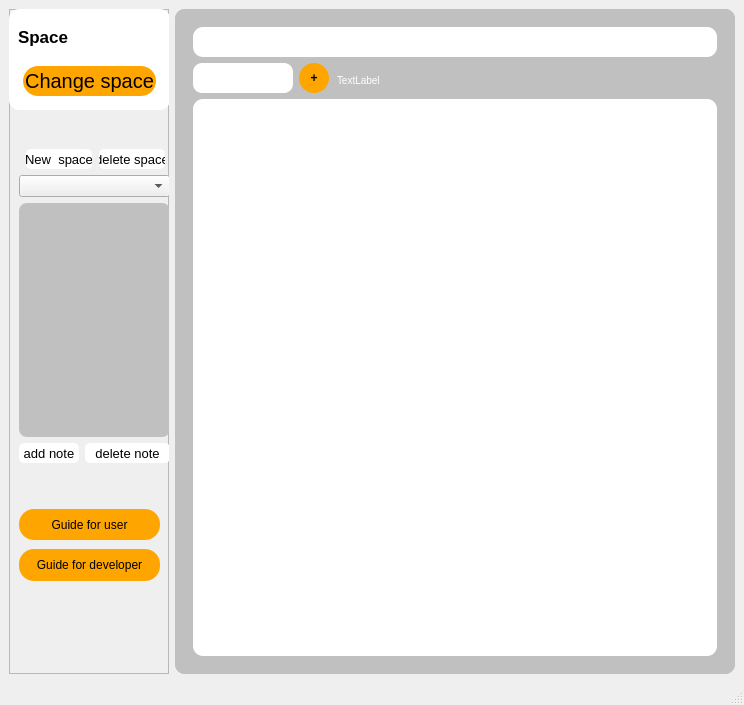
Observersss/Silently, file Silently/src/mainwindow.ui: the form before one commit.
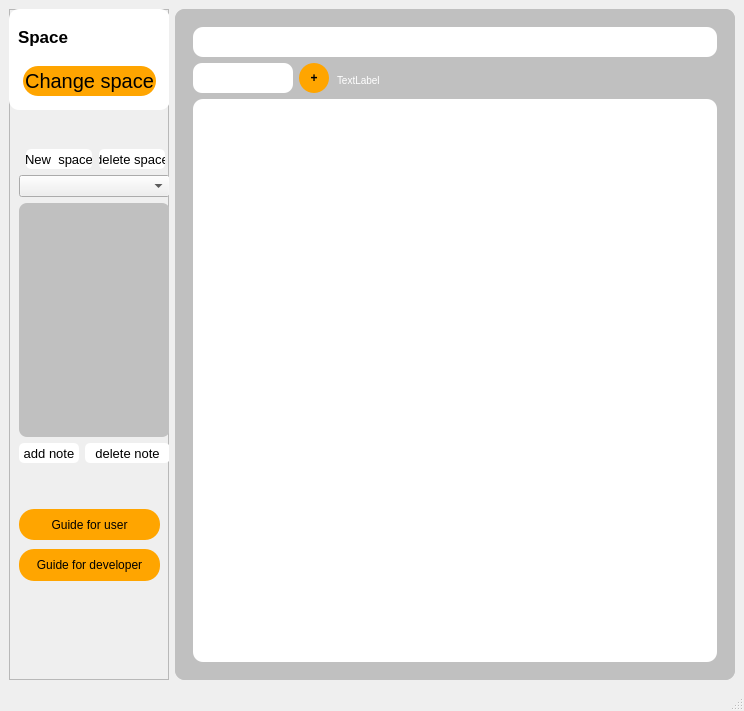
The form after the commit. The open tabs and pages were chosen to show the change.

The edit to the form file:
```diff
--- a/Silently/src/mainwindow.ui
+++ b/Silently/src/mainwindow.ui
@@ -7,7 +7,7 @@
     <x>0</x>
     <y>0</y>
     <width>744</width>
-    <height>705</height>
+    <height>711</height>
    </rect>
   </property>
   <property name="windowTitle">
```
Left out of the diff: 35 changed lines with no effect on the pictures. Lines whose indentation alone changed are shown as unchanged.
